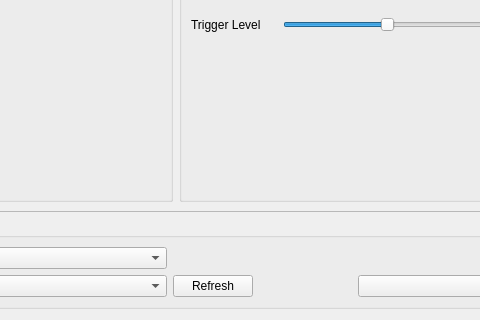
Qt form gui/views/optionsViewUI.ui (AceEagle/ElectricViewCHU) before a commit; both pictures show x 380 to 860 and y 378 to 698 of the 1111 by 698 pixel window.
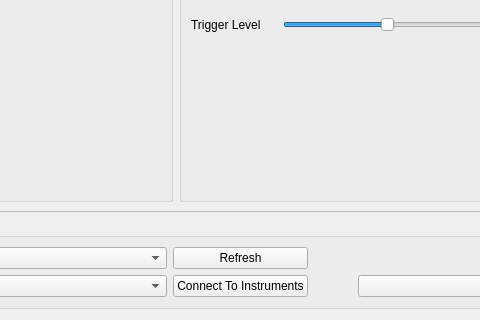
The same form after that commit.

Commit message: Hummmmmmm, maybe updating window wasnt a really good idea

Patch:
```diff
--- a/gui/views/optionsViewUI.ui
+++ b/gui/views/optionsViewUI.ui
@@ -55,13 +55,6 @@
         </property>
        </widget>
       </item>
-      <item row="2" column="2">
-       <widget class="QPushButton" name="RefreshPButton">
-        <property name="text">
-         <string>Refresh</string>
-        </property>
-       </widget>
-      </item>
       <item row="1" column="0">
        <widget class="QLabel" name="USBPortsOscilloLabel">
         <property name="text">
@@ -89,6 +82,20 @@
         </property>
        </widget>
       </item>
+      <item row="1" column="2">
+       <widget class="QPushButton" name="RefreshPButton">
+        <property name="text">
+         <string>Refresh</string>
+        </property>
+       </widget>
+      </item>
+      <item row="2" column="2">
+       <widget class="QPushButton" name="ConnectToInstrumentsPButton">
+        <property name="text">
+         <string>Connect To Instruments</string>
+        </property>
+       </widget>
+      </item>
      </layout>
     </widget>
    </item>
```
Left out of the diff: 2 changed lines with no effect on the pictures. The commit also changes 2 other files.
